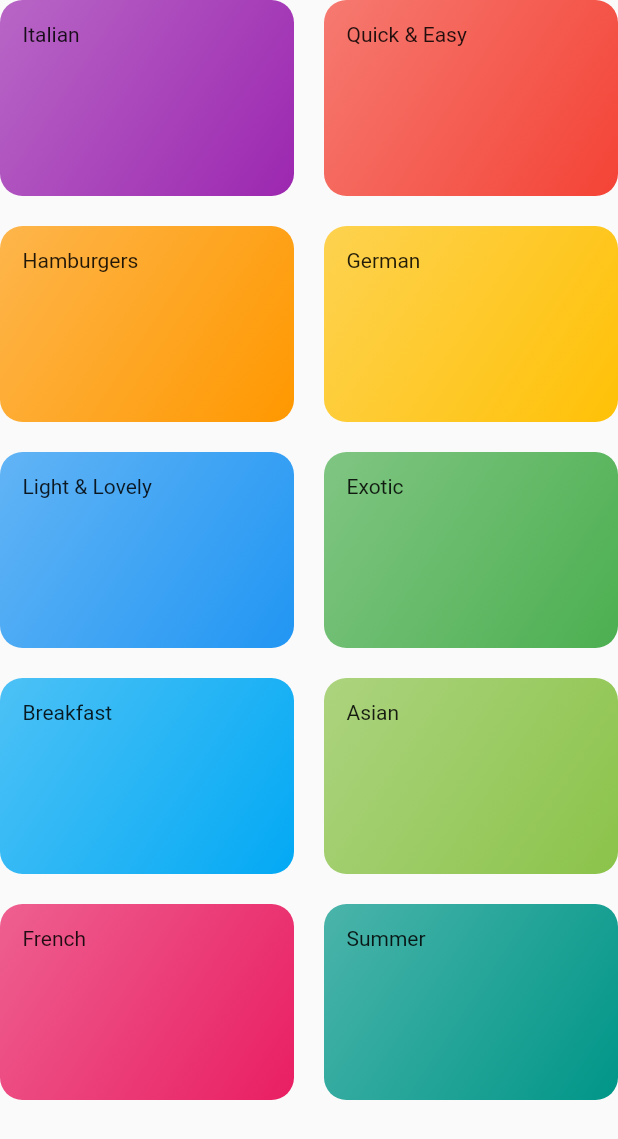
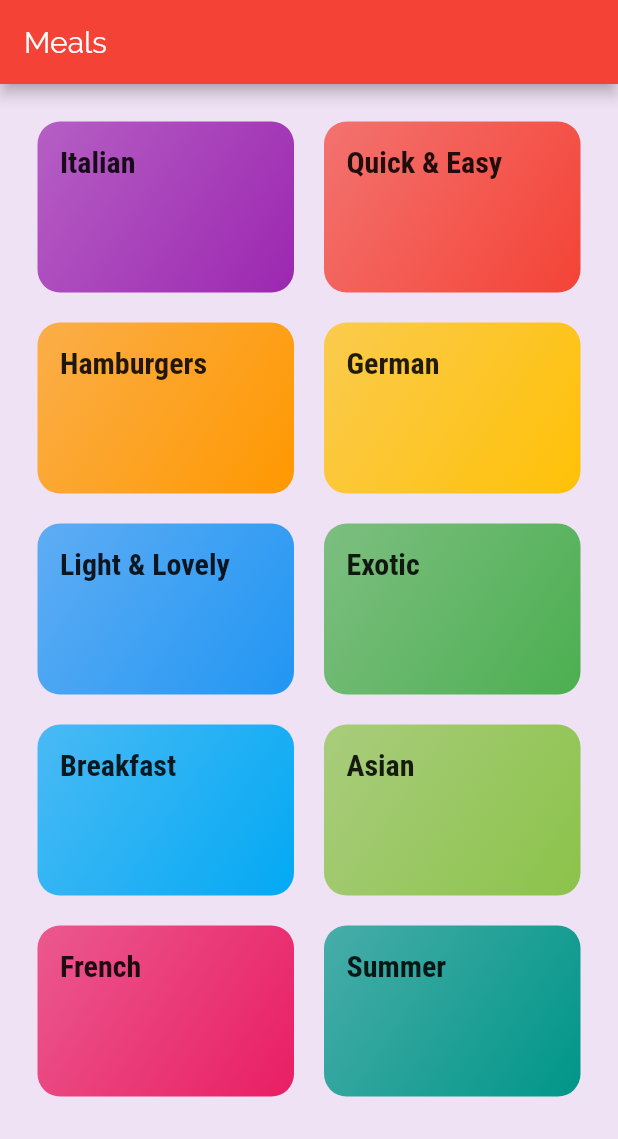
Before and after one commit to AlexanderVitto/FlutterMealsApp, a Flutter app: the CategoriesScreen screen opened directly, on a phone screen of 412 x 824 dp. Shown: the top 1139 px of the screen. Run offline on Flutter 3.47's test engine with Material 2 defaults, Android fonts, the phone set to English and light mode, and no system bars.

Commit message:
Category meals screen

```diff
--- a/lib/categories_screen.dart
+++ b/lib/categories_screen.dart
@@ -7,7 +7,12 @@ import './category_item.dart';
 class CategoriesScreen extends StatelessWidget {
   @override
   Widget build(BuildContext context) {
-    return GridView(
+    return Scaffold(
+      appBar: AppBar(
+        title: const Text("Meals"),
+      ),
+      body: GridView(
+        padding: const EdgeInsets.all(25),
         children: DUMMY_CATEGORIES
             .map((catData) => CategoryItem(
                   catData.title,
@@ -20,6 +25,7 @@ class CategoriesScreen extends StatelessWidget {
           crossAxisSpacing: 20,
           mainAxisSpacing: 20,
         ),
+      ),
     );
   }
 }
--- a/lib/category_item.dart
+++ b/lib/category_item.dart
@@ -1,4 +1,5 @@
 import 'package:flutter/material.dart';
+import './category_meals_screen.dart';
 
 class CategoryItem extends StatelessWidget {
   final String title;
@@ -6,11 +7,24 @@ class CategoryItem extends StatelessWidget {
 
   CategoryItem(this.title, this.color);
 
+  void selectCategory(BuildContext ctx){
+    Navigator.of(ctx).push(MaterialPageRoute(builder: (_){
+      return CategoryMealsScreen();
+    },),);
+  }
+
   @override
   Widget build(BuildContext context) {
-    return Container(
+    return InkWell(
+      onTap: () => selectCategory(context),
+      splashColor: Theme.of(context).primaryColor,
+      borderRadius: BorderRadius.circular(15),
+      child: Container(
         padding: const EdgeInsets.all(15),
-      child: Text(title),
+        child: Text(
+          title,
+          style: Theme.of(context).textTheme.title,
+        ),
         decoration: BoxDecoration(
           gradient: LinearGradient(
             colors: [
@@ -22,6 +36,7 @@ class CategoryItem extends StatelessWidget {
           ),
           borderRadius: BorderRadius.circular(15),
         ),
+      ),
     );
   }
 }
```
Also changed, not shown: lib/category_meals_screen.dart (added, +19 -0 lines), lib/main.dart (+20 -19 lines), pubspec.yaml (+17 -6 lines), assets/fonts/Raleway-Black.ttf (added), assets/fonts/Raleway-Bold.ttf (added), assets/fonts/Raleway-Regular.ttf (added), assets/fonts/RobotoCondensed-Bold.ttf (added), assets/fonts/RobotoCondensed-Italic.ttf (added), assets/fonts/RobotoCondensed-Light.ttf (added), assets/fonts/RobotoCondensed-Regular.ttf (added). Lines whose indentation alone changed are shown as unchanged.
